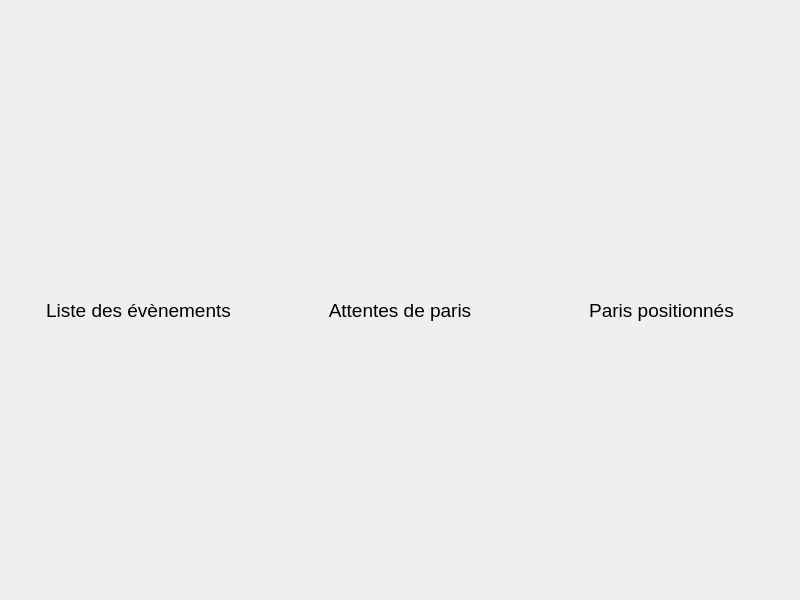
Before: the Qt Designer form ui_files/betlistwidget.ui in Marmoth85/LiveBetManager, drawn with Qt 5.
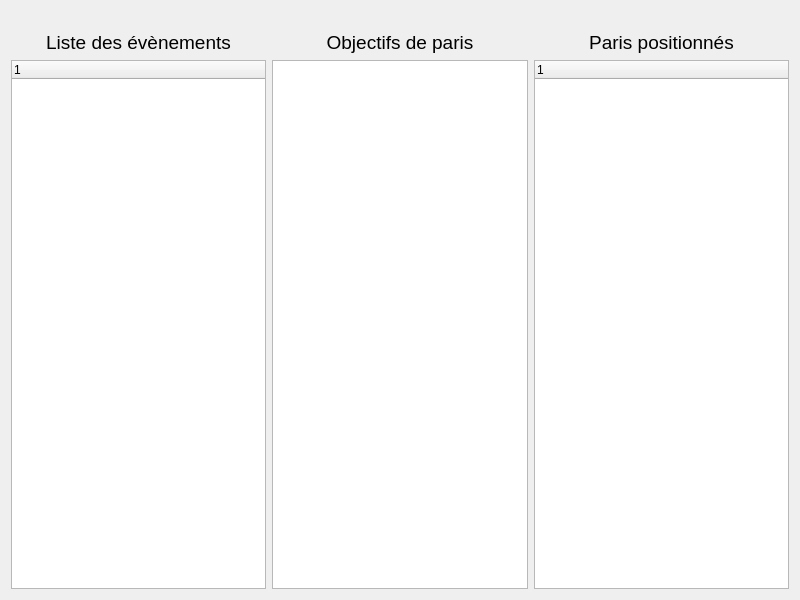
After: the same form once the commit is applied.

Commit message: updated UI files (MainWindow and Bet Form)

```diff
--- a/ui_files/betlistwidget.ui
+++ b/ui_files/betlistwidget.ui
@@ -91,13 +91,34 @@
       </font>
      </property>
      <property name="text">
-      <string>Attentes de paris</string>
+      <string>Objectifs de paris</string>
      </property>
      <property name="alignment">
       <set>Qt::AlignCenter</set>
      </property>
     </widget>
    </item>
+   <item row="2" column="0">
+    <widget class="QTreeWidget" name="treeEvents">
+     <column>
+      <property name="text">
+       <string notr="true">1</string>
+      </property>
+     </column>
+    </widget>
+   </item>
+   <item row="2" column="1">
+    <widget class="QListWidget" name="listGoals"/>
+   </item>
+   <item row="2" column="2">
+    <widget class="QTreeWidget" name="treeBets">
+     <column>
+      <property name="text">
+       <string notr="true">1</string>
+      </property>
+     </column>
+    </widget>
+   </item>
   </layout>
  </widget>
  <resources/>
```
Left out of the diff: 4 changed lines with no effect on the pictures. The commit also changes 1 other file.
